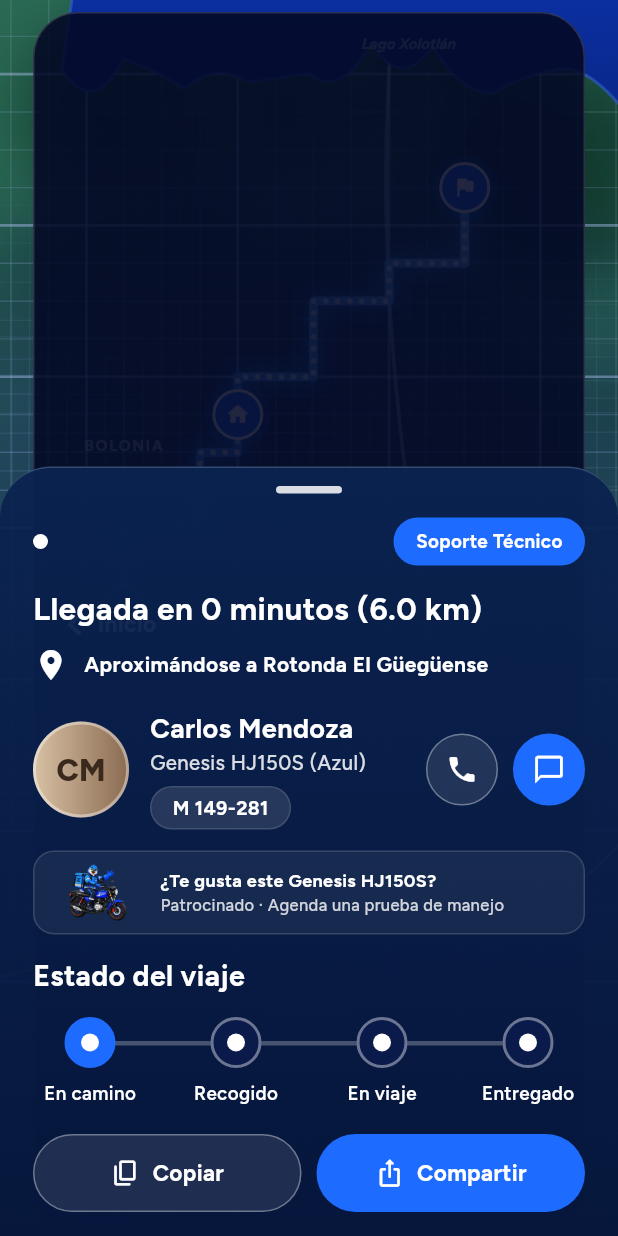
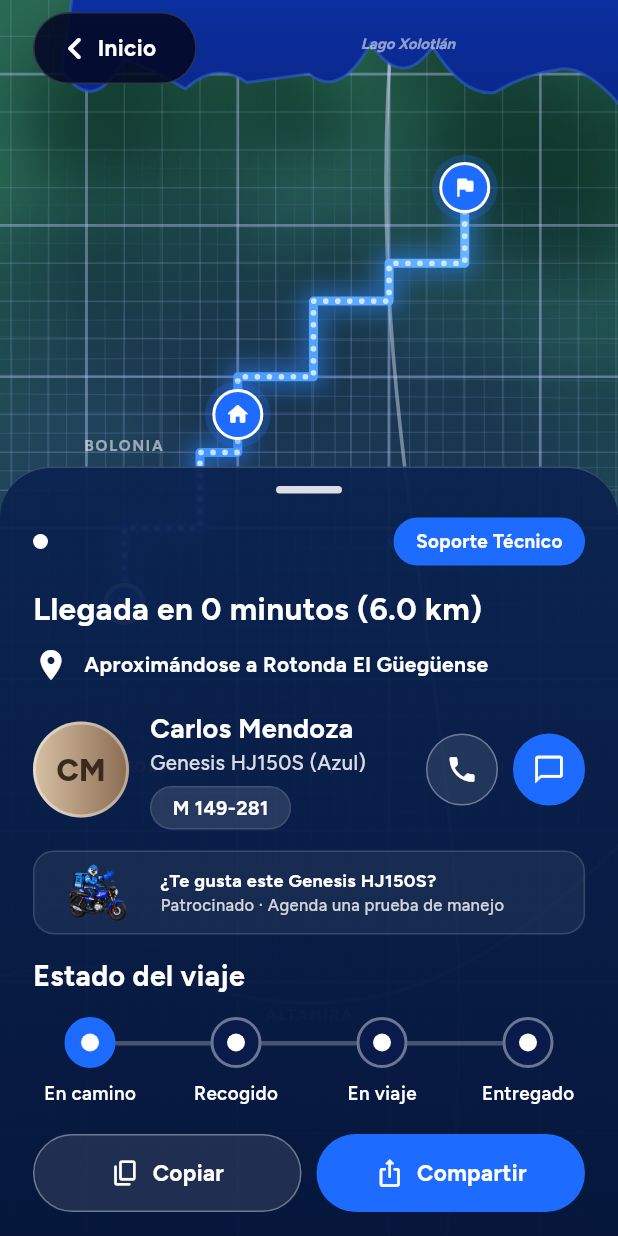
Before and after one commit to MarioBelfort/incoex-app, a Flutter app: the SeguimientoScreen screen opened directly, on a phone screen of 412 x 824 dp. Run offline on Flutter 3.47's test engine with Material 3 defaults, Android fonts, the phone set to English and light mode, and no system bars.

Commit message:
Seguimiento: botón Inicio sin cubrir el mapa
Co-Authored-By: Claude Opus 5.5 <noreply@anthropic.com>
Claude-Session: https://claude.ai/code/session_01Pe9q93dy19jzCefevvFiqa

```diff
--- a/lib/screens/trip.dart
+++ b/lib/screens/trip.dart
@@ -173,7 +173,9 @@ class _SeguimientoScreenState extends State<SeguimientoScreen> {
             SafeArea(
               child: Padding(
                 padding: const EdgeInsets.fromLTRB(22, 8, 22, 0),
-                child: GestureDetector(
+                child: Align(
+                  alignment: Alignment.topLeft,
+                  child: GestureDetector(
                   onTap: () => goHome(context),
                   child: Container(
                     height: 48,
@@ -181,6 +183,7 @@ class _SeguimientoScreenState extends State<SeguimientoScreen> {
                     decoration: BoxDecoration(color: a(const Color(0xFF030824), .88), borderRadius: BorderRadius.circular(30), border: Border.all(color: a(Colors.white, .15))),
                     child: Row(mainAxisSize: MainAxisSize.min, children: [const Icon(Icons.chevron_left_rounded, color: Colors.white, size: 30), Text('Inicio', style: tx(15, w: FontWeight.w700))]),
                   ),
+                ),
                 ),
               ),
             ),
```
